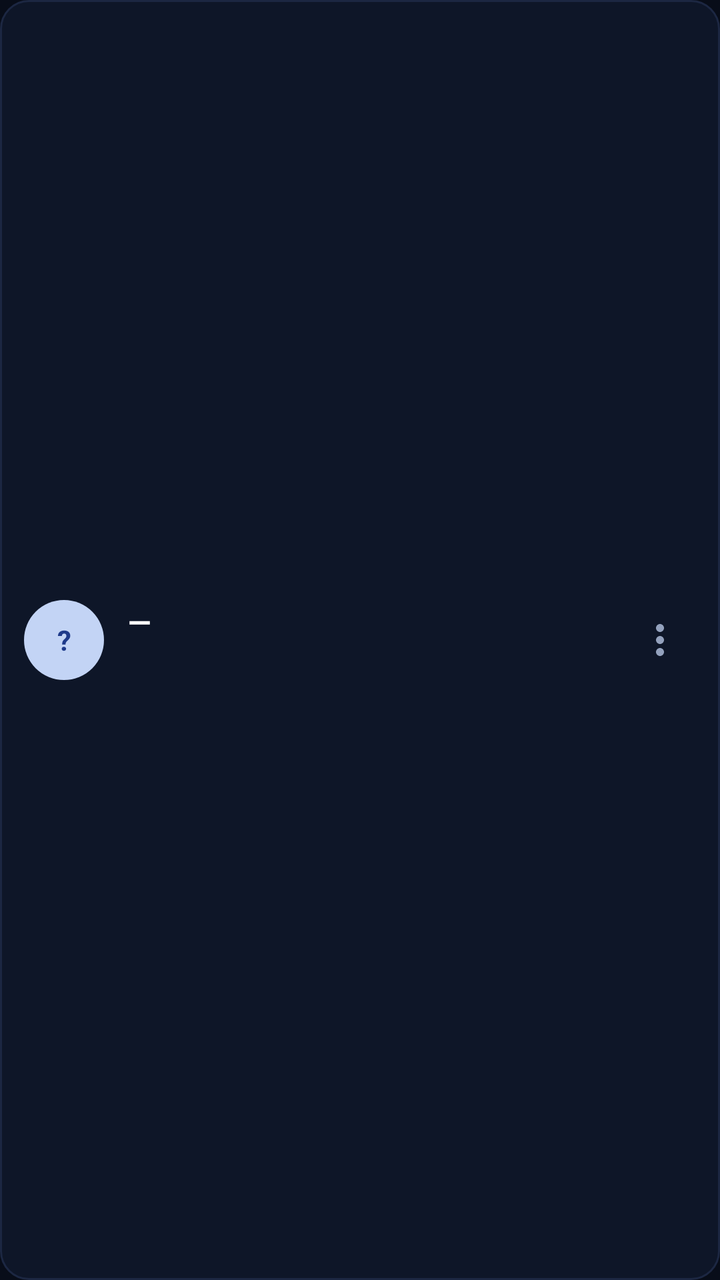
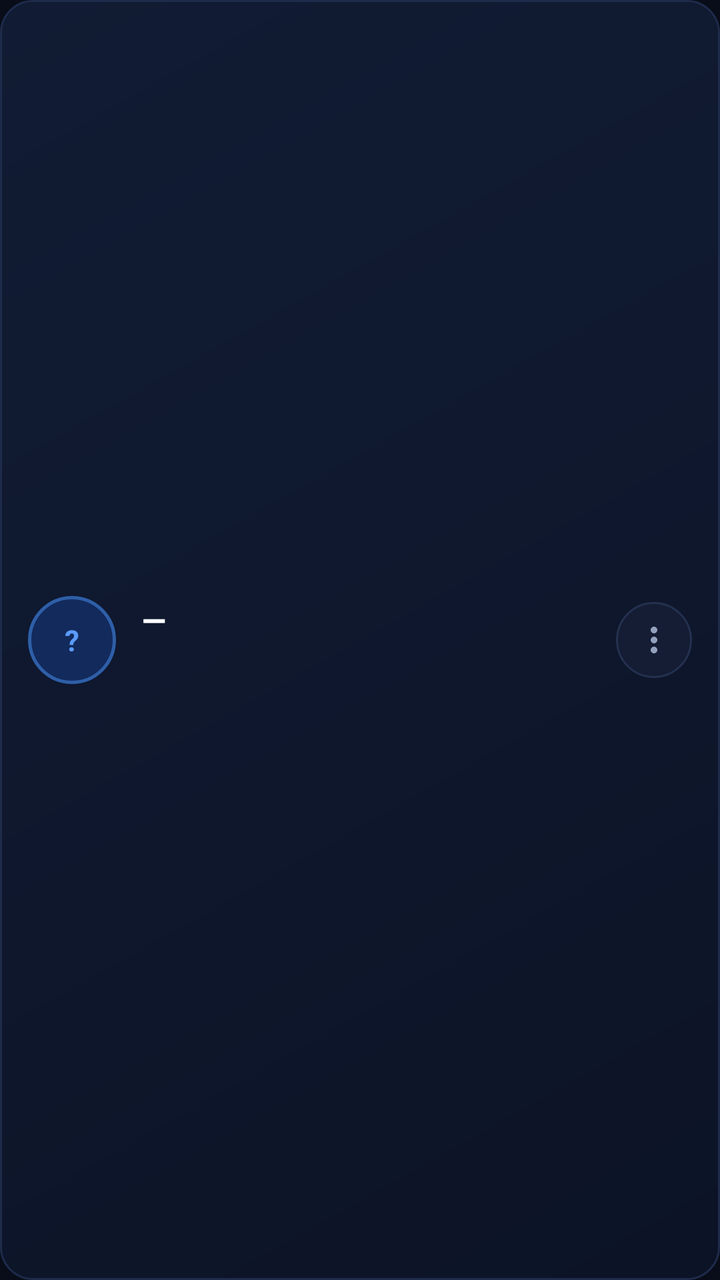

The first picture is an Android layout as it rendered before a commit; the second is the same layout after the commit. The layout source and the unified diff follow.
<!-- AndroidManifest.xml: application theme Theme.KursManager -->
<!-- res/layout/item_row.xml -->
<?xml version="1.0" encoding="utf-8"?>
<LinearLayout xmlns:android="http://schemas.android.com/apk/res/android"
    android:layout_width="match_parent"
    android:layout_height="wrap_content"
    android:background="@drawable/bg_card"
    android:gravity="center_vertical"
    android:orientation="horizontal"
    android:padding="12dp"
    android:layout_marginBottom="8dp">

    <TextView
        android:id="@+id/avatar"
        android:layout_width="40dp"
        android:layout_height="40dp"
        android:background="@drawable/bg_avatar"
        android:gravity="center"
        android:text="?"
        android:textColor="@color/avatar_fg"
        android:textSize="14sp"
        android:textStyle="bold" />

    <LinearLayout
        android:layout_width="0dp"
        android:layout_height="wrap_content"
        android:layout_marginStart="12dp"
        android:layout_weight="1"
        android:orientation="vertical">

        <TextView
            android:id="@+id/title"
            android:layout_width="wrap_content"
            android:layout_height="wrap_content"
            android:text="—"
            android:textColor="@android:color/white"
            android:textSize="15sp"
            android:textStyle="bold" />

        <TextView
            android:id="@+id/sub"
            android:layout_width="wrap_content"
            android:layout_height="wrap_content"
            android:layout_marginTop="2dp"
            android:text=""
            android:textColor="@color/text_dim"
            android:textSize="12sp" />
    </LinearLayout>

    <LinearLayout
        android:id="@+id/badgeSlot"
        android:layout_width="wrap_content"
        android:layout_height="wrap_content"
        android:layout_marginEnd="8dp"
        android:orientation="vertical" />

    <ImageButton
        android:id="@+id/btnMore"
        android:layout_width="36dp"
        android:layout_height="36dp"
        android:background="?attr/selectableItemBackgroundBorderless"
        android:contentDescription="Amallar"
        android:src="@drawable/ic_more" />
</LinearLayout>
<!-- resources referenced by this layout -->
<resources>
  <color name="avatar_fg">#1E3A8A</color>
  <color name="text_dim">#93A1BD</color>
  <!-- drawable bg_avatar (drawable) -->
  <?xml version="1.0" encoding="utf-8"?>
  <shape xmlns:android="http://schemas.android.com/apk/res/android" android:shape="oval">
      <solid android:color="#C3D4F5" />
  </shape>
  <!-- drawable bg_card (drawable) -->
  <?xml version="1.0" encoding="utf-8"?>
  <shape xmlns:android="http://schemas.android.com/apk/res/android" android:shape="rectangle">
      <solid android:color="#0E1628" />
      <stroke android:width="1dp" android:color="#1C2742" />
      <corners android:radius="14dp" />
  </shape>
  <!-- drawable ic_more (drawable) -->
  <vector xmlns:android="http://schemas.android.com/apk/res/android" android:width="24dp" android:height="24dp" android:viewportWidth="24" android:viewportHeight="24" android:tint="?attr/colorControlNormal"><path android:fillColor="@android:color/white" android:pathData="M12 8c1.1 0 2-.9 2-2s-.9-2-2-2-2 .9-2 2 .9 2 2 2zm0 2c-1.1 0-2 .9-2 2s.9 2 2 2 2-.9 2-2-.9-2-2-2zm0 6c-1.1 0-2 .9-2 2s.9 2 2 2 2-.9 2-2-.9-2-2-2z"/></vector>
  <style name="Theme.KursManager" parent="Theme.Material3.Dark.NoActionBar">
          <item name="colorPrimary">@color/primary</item>
          <item name="colorOnPrimary">@android:color/white</item>
          <item name="colorSurface">@color/panel</item>
          <item name="colorOnSurface">@color/text</item>
          <item name="android:colorBackground">@color/bg</item>
          <item name="android:textColor">@color/text</item>
          <item name="android:textColorSecondary">@color/text_dim</item>
          <item name="android:statusBarColor">@color/bg_dark</item>
          <item name="android:navigationBarColor">@color/bg_dark</item>
          <item name="android:windowLightStatusBar">false</item>
          <item name="colorOutlineVariant">@color/border</item>
          <item name="colorOutline">#2A3A5C</item>
          <item name="android:listDivider">@drawable/list_divider</item>
      </style>
  <color name="primary">#2B7FFF</color>
  <color name="panel">#0E1628</color>
  <color name="text">#E8EEF7</color>
  <color name="bg">#080D19</color>
  <color name="bg_dark">#060A14</color>
  <color name="border">#1C2742</color>
  <!-- drawable list_divider (drawable) -->
  <?xml version="1.0" encoding="utf-8"?>
  <shape xmlns:android="http://schemas.android.com/apk/res/android"
      android:shape="rectangle">
      <solid android:color="#2A3A5C" />
      <size android:height="1dp" />
  </shape>
</resources>

<!-- the commit's change to res/layout/item_row.xml (unified diff, before → after) -->
@@ -2,27 +2,27 @@
 <LinearLayout xmlns:android="http://schemas.android.com/apk/res/android"
     android:layout_width="match_parent"
     android:layout_height="wrap_content"
+    android:layout_marginBottom="10dp"
     android:background="@drawable/bg_card"
     android:gravity="center_vertical"
     android:orientation="horizontal"
-    android:padding="12dp"
-    android:layout_marginBottom="8dp">
+    android:padding="14dp">
 
     <TextView
         android:id="@+id/avatar"
-        android:layout_width="40dp"
-        android:layout_height="40dp"
+        android:layout_width="44dp"
+        android:layout_height="44dp"
         android:background="@drawable/bg_avatar"
         android:gravity="center"
         android:text="?"
-        android:textColor="@color/avatar_fg"
-        android:textSize="14sp"
+        android:textColor="@color/primary_light"
+        android:textSize="14.5sp"
         android:textStyle="bold" />
 
     <LinearLayout
         android:layout_width="0dp"
         android:layout_height="wrap_content"
-        android:layout_marginStart="12dp"
+        android:layout_marginStart="13dp"
         android:layout_weight="1"
         android:orientation="vertical">
 
@@ -30,19 +30,25 @@
             android:id="@+id/title"
             android:layout_width="wrap_content"
             android:layout_height="wrap_content"
+            android:ellipsize="end"
+            android:fontFamily="sans-serif-medium"
+            android:letterSpacing="-0.01"
+            android:maxLines="1"
             android:text="—"
             android:textColor="@android:color/white"
-            android:textSize="15sp"
+            android:textSize="15.5sp"
             android:textStyle="bold" />
 
         <TextView
             android:id="@+id/sub"
             android:layout_width="wrap_content"
             android:layout_height="wrap_content"
-            android:layout_marginTop="2dp"
+            android:layout_marginTop="3dp"
+            android:ellipsize="end"
+            android:maxLines="1"
             android:text=""
             android:textColor="@color/text_dim"
-            android:textSize="12sp" />
+            android:textSize="12.5sp" />
     </LinearLayout>
 
     <LinearLayout
@@ -54,9 +60,12 @@
 
     <ImageButton
         android:id="@+id/btnMore"
-        android:layout_width="36dp"
-        android:layout_height="36dp"
-        android:background="?attr/selectableItemBackgroundBorderless"
+        android:layout_width="38dp"
+        android:layout_height="38dp"
+        android:background="@drawable/bg_more"
         android:contentDescription="Amallar"
-        android:src="@drawable/ic_more" />
+        android:padding="9dp"
+        android:scaleType="centerInside"
+        android:src="@drawable/ic_more"
+        android:tint="@color/text_dim" />
 </LinearLayout>
<!-- resource entries referenced after the edit -->
@@ -1,24 +1,45 @@
 <!-- resources referenced by this layout -->
 <resources>
-  <color name="avatar_fg">#1E3A8A</color>
+  <color name="primary_light">#5B9BFF</color>
   <color name="text_dim">#93A1BD</color>
   <!-- drawable bg_avatar (drawable) -->
   <?xml version="1.0" encoding="utf-8"?>
   <shape xmlns:android="http://schemas.android.com/apk/res/android" android:shape="oval">
-      <solid android:color="#C3D4F5" />
+      <solid android:color="#132A5C" />
+      <stroke
+          android:width="1.5dp"
+          android:color="#2E5FA8" />
   </shape>
   <!-- drawable bg_card (drawable) -->
   <?xml version="1.0" encoding="utf-8"?>
   <shape xmlns:android="http://schemas.android.com/apk/res/android" android:shape="rectangle">
-      <solid android:color="#0E1628" />
-      <stroke android:width="1dp" android:color="#1C2742" />
-      <corners android:radius="14dp" />
+      <gradient
+          android:angle="315"
+          android:endColor="#0C1326"
+          android:startColor="#111C34" />
+      <stroke
+          android:width="1dp"
+          android:color="#1E2B4A" />
+      <corners android:radius="16dp" />
+  </shape>
+  <!-- drawable bg_more (drawable) -->
+  <?xml version="1.0" encoding="utf-8"?>
+  <shape xmlns:android="http://schemas.android.com/apk/res/android" android:shape="oval">
+      <solid android:color="#141D33" />
+      <stroke
+          android:width="1dp"
+          android:color="#23314F" />
   </shape>
   <!-- drawable ic_more (drawable) -->
   <vector xmlns:android="http://schemas.android.com/apk/res/android" android:width="24dp" android:height="24dp" android:viewportWidth="24" android:viewportHeight="24" android:tint="?attr/colorControlNormal"><path android:fillColor="@android:color/white" android:pathData="M12 8c1.1 0 2-.9 2-2s-.9-2-2-2-2 .9-2 2 .9 2 2 2zm0 2c-1.1 0-2 .9-2 2s.9 2 2 2 2-.9 2-2-.9-2-2-2zm0 6c-1.1 0-2 .9-2 2s.9 2 2 2 2-.9 2-2-.9-2-2-2z"/></vector>
   <style name="Theme.KursManager" parent="Theme.Material3.Dark.NoActionBar">
           <item name="colorPrimary">@color/primary</item>
           <item name="colorOnPrimary">@android:color/white</item>
+          <item name="colorPrimaryContainer">@color/primary</item>
+          <item name="colorOnPrimaryContainer">@android:color/white</item>
+          <item name="colorSecondary">@color/primary</item>
+          <item name="colorSecondaryContainer">@color/primary</item>
+          <item name="colorOnSecondaryContainer">@android:color/white</item>
           <item name="colorSurface">@color/panel</item>
           <item name="colorOnSurface">@color/text</item>
           <item name="android:colorBackground">@color/bg</item>
